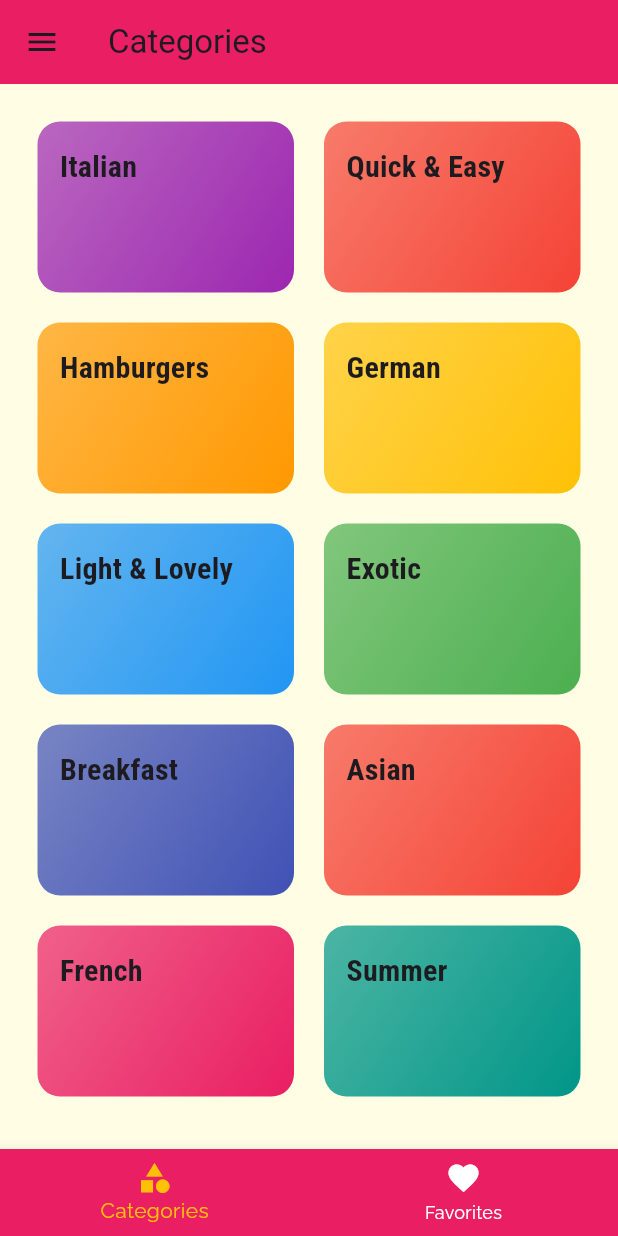
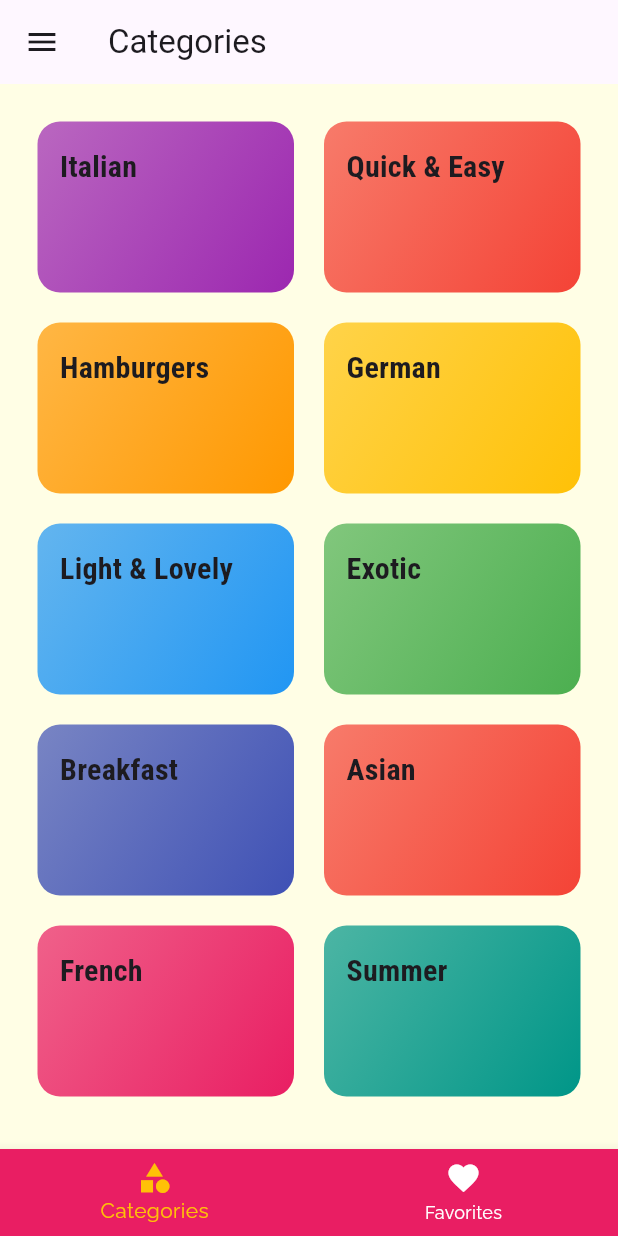
Before and after one commit to abhipawar2004/MealMate, a Flutter app: the screen it shows after launch, on a phone screen of 412 x 824 dp. Run offline on Flutter 3.47's test engine with Material 3 defaults, Android fonts, the phone set to English and light mode, and no system bars.

Commit message:
Update app bar theme in main.dart

```diff
--- a/lib/main.dart
+++ b/lib/main.dart
@@ -73,7 +73,7 @@ class _MealAppState extends State<MealApp> {
       debugShowCheckedModeBanner: false,
       title: 'Meal-Mate',
       theme: ThemeData(
-        appBarTheme: const AppBarTheme(color: Colors.pink),
+        appBarTheme: const AppBarTheme(),
         primarySwatch: Colors.pink,
         canvasColor: const Color.fromRGBO(255, 254, 229, 1),
         fontFamily: 'Raleway',
--- a/lib/models/meal.dart
+++ b/lib/models/meal.dart
@@ -1,4 +1,4 @@
-import 'package:flutter/foundation.dart';
+
 
 enum Complexity {
   Simple,
```
Also changed, not shown: pubspec.lock.
